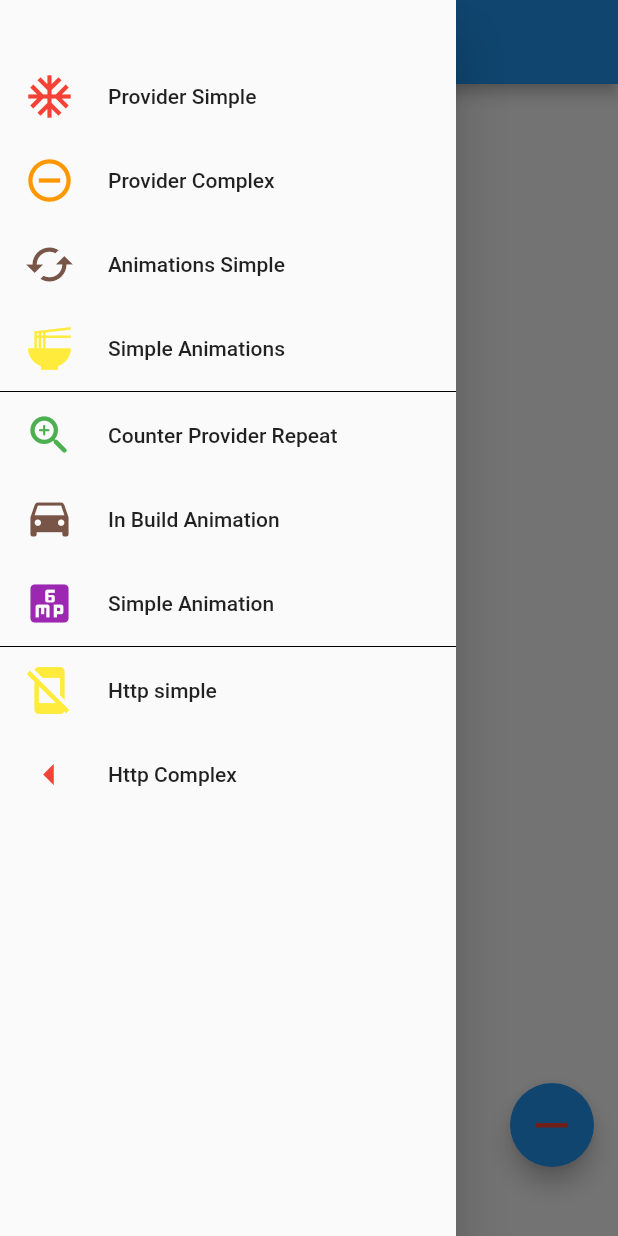
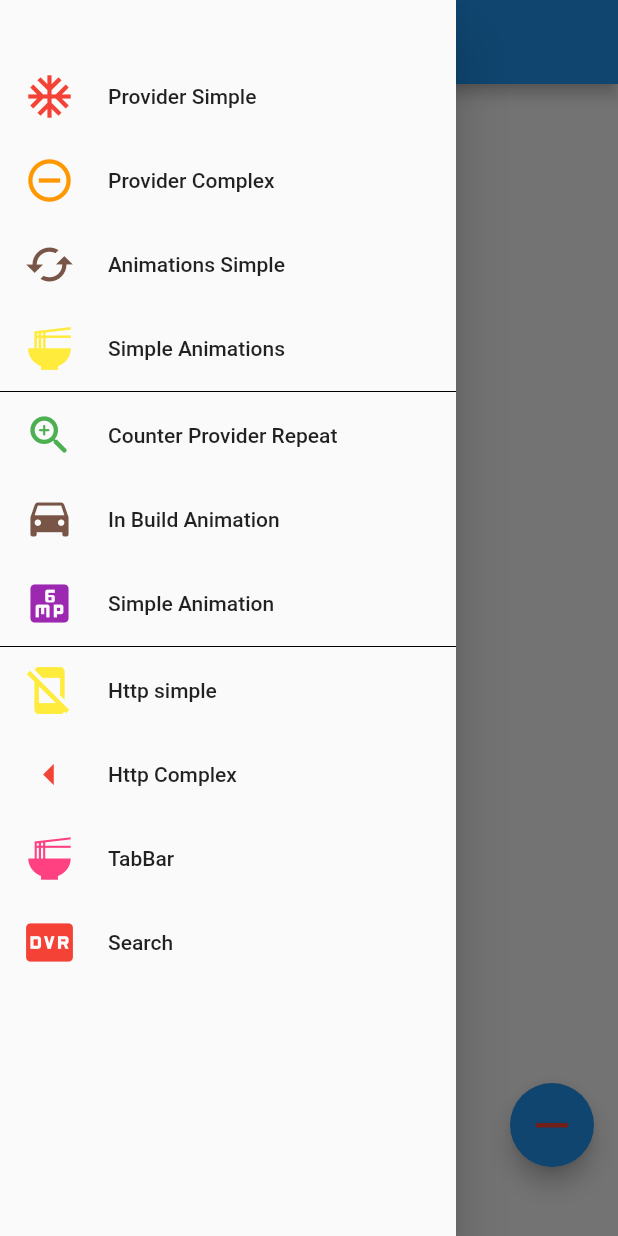
Before and after one commit to sabil62/rive, a Flutter app: the screen it shows after launch, with the side drawer open, on a phone screen of 412 x 824 dp. Run offline on Flutter 3.47's test engine with Material 2 defaults, Android fonts, the phone set to English and light mode, and no system bars; our stand-ins replace simple_animations, supercharged.

Commit message:
search functions

```diff
--- a/apple/lib/main.dart
+++ b/apple/lib/main.dart
@@ -1,3 +1,4 @@
+import 'package:apple/Tabs/tab.dart';
 import 'package:apple/animation/animation_simple.dart';
 import 'package:apple/animation/simple_animation_plug.dart';
 import 'package:apple/http/http.dart';
@@ -8,6 +9,7 @@ import 'package:apple/repeat/animation/inbuildAnimation.dart';
 import 'package:apple/repeat/animation/simpleAnimPlug.dart';
 import 'package:apple/repeat/provider/counterProvider.dart';
 import 'package:flutter/material.dart';
+import './search/search.dart';
 
 void main() {
   runApp(MyApp());
@@ -194,6 +196,26 @@ class _MyHomePageState extends State<MyHomePage> {
                   new MaterialPageRoute(
                       builder: (context) => HttpComplexApp())),
             ),
+            ListTile(
+              leading: Icon(
+                Icons.ramen_dining,
+                size: 34,
+                color: Colors.pinkAccent,
+              ),
+              title: Text('TabBar'),
+              onTap: () => Navigator.push(context,
+                  new MaterialPageRoute(builder: (context) => TabBarApp())),
+            ),
+            ListTile(
+              leading: Icon(
+                Icons.fiber_dvr,
+                size: 34,
+                color: Colors.red,
+              ),
+              title: Text('Search'),
+              onTap: () => Navigator.push(context,
+                  new MaterialPageRoute(builder: (context) => SearchApp())),
+            )
           ],
         ),
       ),
```
Also changed, not shown: apple/lib/Tabs/tab.dart (+43 -7 lines), apple/lib/search/search.dart (+14 -8 lines).
